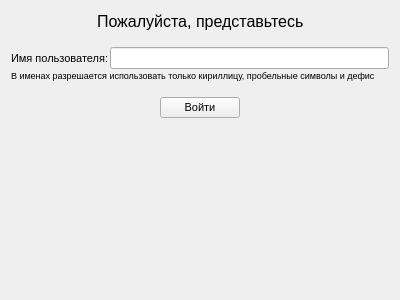
The window that training/loginform.ui (TheMrButcher/offline-mentor) describes before a commit, drawn with Qt 5.
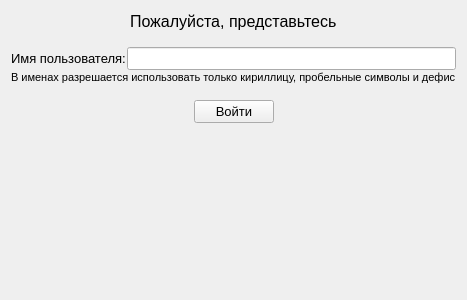
The same window after the commit.

What changed in the file:
```diff
--- a/training/loginform.ui
+++ b/training/loginform.ui
@@ -70,7 +70,7 @@
         <widget class="QLabel" name="label">
          <property name="font">
           <font>
-           <pointsize>8</pointsize>
+           <pointsize>10</pointsize>
           </font>
          </property>
          <property name="text">
@@ -82,7 +82,7 @@
         <widget class="QLineEdit" name="nameEdit">
          <property name="font">
           <font>
-           <pointsize>8</pointsize>
+           <pointsize>10</pointsize>
           </font>
          </property>
         </widget>
@@ -93,7 +93,7 @@
       <widget class="QLabel" name="label_3">
        <property name="font">
         <font>
-         <pointsize>7</pointsize>
+         <pointsize>8</pointsize>
         </font>
        </property>
        <property name="text">
@@ -125,7 +125,7 @@
        </property>
        <property name="font">
         <font>
-         <pointsize>8</pointsize>
+         <pointsize>10</pointsize>
         </font>
        </property>
        <property name="text">
```
